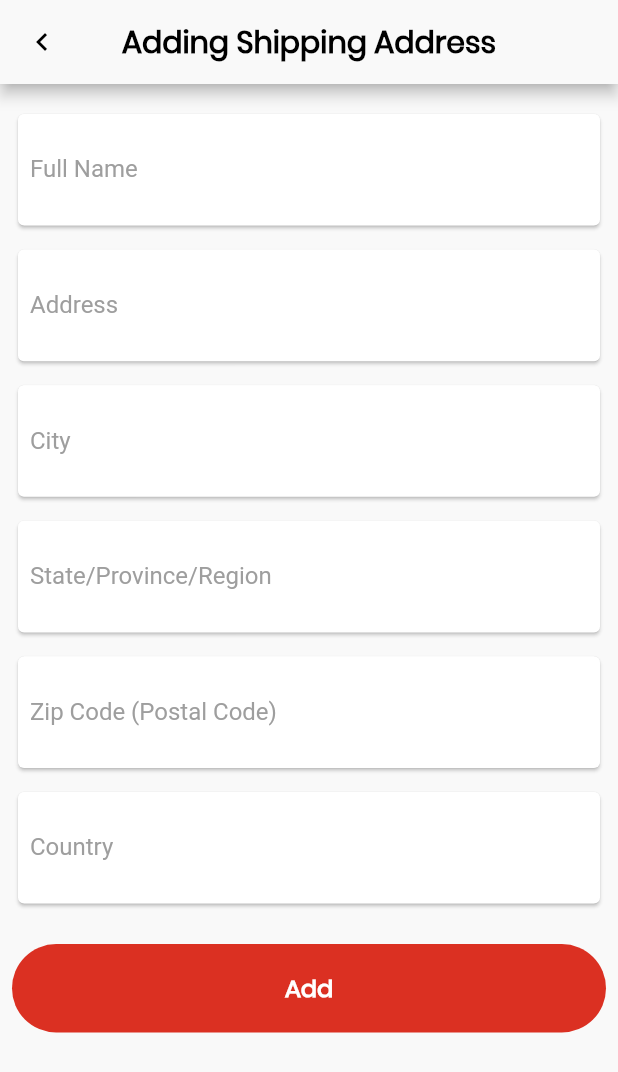
After one commit to devcareer/fiverly-flutter, a Flutter app: the screen it shows after launch, after a tap on the "add" icon, on a phone screen of 412 x 824 dp. The commit adds this screen. Shown: the top 1072 px of the screen. Run offline on Flutter 3.47's test engine with Material 2 defaults, Android fonts, the phone set to English and light mode, and no system bars; our stand-ins replace bloc, page_transition.

Commit message:
add shipping adrress screem

```diff
--- a/lib/features/global/text_style.dart
+++ b/lib/features/global/text_style.dart
@@ -1,3 +1,4 @@
 import 'package:flutter/material.dart';
 
-TextStyle kTitleStyle = TextStyle(color: Colors.black,fontWeight: FontWeight.w600);
+TextStyle kTitleStyle = TextStyle(color: Colors.black,fontWeight: FontWeight.w600, fontFamily: 'Mec');
+TextStyle kTextWithColorWhite = TextStyle(color: Colors.white, fontWeight: FontWeight.w600,fontSize: 16, fontFamily: 'Mec');
--- /dev/null
+++ b/lib/features/global/widget_design.dart
@@ -0,0 +1,83 @@
+ import 'package:fixing/features/global/ui_helper.dart';
+import 'package:flutter/material.dart';
+
+import 'app_color.dart';
+import 'text_style.dart';
+
+// >>>>>>>>>>>>>>>>>>>>>>>> TextField Design >>>>>>>>>>>>>>>>>>>>>>>>>>>>>>>>>>>>
+Container screenTextField({BuildContext context, textLabel}) {
+    return Container(
+      height: screenHeight(context) / 10,
+      margin: EdgeInsets.only(top:8.0),
+      child: Card(
+        child: Center(
+          child: TextFormField(
+            decoration: InputDecoration(
+                labelStyle: TextStyle(color: Colors.grey),
+                contentPadding: EdgeInsets.only(left: 8.0),
+                fillColor: Colors.white,
+                labelText: textLabel,
+                focusedBorder: InputBorder.none,
+                enabledBorder: InputBorder.none),
+          ),
+        ),
+      ),
+    );
+  }
+
+  // >>>>>>>>>>>>>>>>>>>>>>>>>>>>>>>>>Card Design >>>>>>>>>>>>>>>>>>>>>>>>>>>>>>>
+  Container cardDesign(BuildContext context) {
+    return Container(
+        margin: EdgeInsets.symmetric(horizontal: 8.0, vertical: 8.0),
+        height: screenHeight(context) / 5,
+        width: double.infinity,
+        child: Card(
+          elevation: 1,
+          shape:
+              RoundedRectangleBorder(borderRadius: BorderRadius.circular(10)),
+          child: Column(
+            crossAxisAlignment: CrossAxisAlignment.start,
+            children: [
+              Padding(
+                padding: const EdgeInsets.all(15.0),
+                child: Row(
+                  mainAxisAlignment: MainAxisAlignment.spaceBetween,
+                  children: [Text("Jane Doe"), Text("Edit")],
+                ),
+              ),
+              SizedBox(
+                height: 10,
+              ),
+              Padding(
+                padding: const EdgeInsets.only(left: 15.0),
+                child: Text(
+                    "3 Newbridge Court \n Chino Hills, CA 91709, United States"),
+              ),
+              Row(
+                children: [
+                  Checkbox(
+                    value: true,
+                    onChanged: (bool newValue) {},
+                    activeColor: Colors.black,
+                  ),
+                  Text("Use as the shipping address")
+                ],
+              )
+            ],
+          ),
+        ));
+  }
+  // >>>>>>>>>>>>>>>>>>>>>>>>>>>>>>> Button Red Config >>>>>>>>>>>>>>>>>>>>>>>>>>>>>>>
+
+   Container screenbuttonRed(BuildContext context) {
+    return Container(
+                width: double.infinity,
+                margin: EdgeInsets.symmetric(horizontal: 8.0, vertical: 15.0),
+                height: screenHeight(context) / 14,
+                alignment: Alignment.center,
+                decoration: BoxDecoration(
+                    borderRadius: BorderRadius.circular(50),
+                    color: AppColor.primaryColor),
+                child: Text("Add",style: kTextWithColorWhite,),
+              );
+  }
--- /dev/null
+++ b/lib/features/main/main_page.dart
@@ -0,0 +1,11 @@
+import 'package:flutter/material.dart';
+
+
+class MainPage extends StatelessWidget {
+  @override
+  Widget build(BuildContext context) {
+    return Container(
+
+    );
+  }
+}
--- /dev/null
+++ b/lib/features/shipping/screen/add_shipping_address.dart
@@ -0,0 +1,58 @@
+import 'package:fixing/features/global/app_color.dart';
+import 'package:fixing/features/global/screen_app_bar.dart';
+import 'package:fixing/features/global/text_style.dart';
+import 'package:fixing/features/global/ui_helper.dart';
+import 'package:fixing/features/global/widget_design.dart';
+import 'package:flutter/material.dart';
+
+class AddShippingAddress extends StatelessWidget {
+  @override
+  Widget build(BuildContext context) {
+    return Scaffold(
+      backgroundColor: AppColor.backgroundColor,
+      appBar: screenAppBar(
+         screenIcon: Icon(
+            Icons.chevron_left,
+            color: Colors.black,
+          ),
+          screenTitle: Text(
+        "Adding Shipping Address",
+        style: kTitleStyle,
+      )),
+      body: SingleChildScrollView(
+        child: Container(
+            color: AppColor.backgroundColor,
+            child: Column(
+              children: [
+                // >>>>>>>>>>>>>>>>>>>>>>Form Layout>>>>>>>>>>>>>>>>>>>>>>>>>>>>>>
+                Form(
+                  child: Padding(
+                    padding: const EdgeInsets.all(8.0),
+                    child: Column(
+                      children: [
+                        screenTextField(
+                            context: context, textLabel: "Full Name"),
+                        screenTextField(context: context, textLabel: "Address"),
+                        screenTextField(context: context, textLabel: "City"),
+                        screenTextField(
+                            context: context,
+                            textLabel: "State/Province/Region"),
+                        screenTextField(
+                            context: context,
+                            textLabel: "Zip Code (Postal Code)"),
+                        screenTextField(context: context, textLabel: "Country"),
+                      ],
+                    ),
+                  ),
+                ),
+                // >>>>>>>>>>>>>>>>>>>>>>>>>>>>>>>>>> Button config >>>>>>>>>>>>>>>>>>>>>>>>>>>
+
+                screenbuttonRed(context)
+              ],
+            )),
+      ),
+    );
+  }
+
+
+}
--- a/lib/features/shipping/screen/widget/shipping.dart
+++ b/lib/features/shipping/screen/widget/shipping.dart
@@ -2,74 +2,43 @@ import 'package:fixing/features/global/screen_app_bar.dart';
 import 'package:fixing/features/global/app_color.dart';
 import 'package:fixing/features/global/text_style.dart';
 import 'package:fixing/features/global/ui_helper.dart';
+import 'package:fixing/features/global/widget_design.dart';
+import 'package:fixing/features/shipping/screen/add_shipping_address.dart';
 import 'package:flutter/material.dart';
+import 'package:page_transition/page_transition.dart';
 
-class Shipping extends StatefulWidget {
-  @override
-  _ShippingState createState() => _ShippingState();
-}
-
-class _ShippingState extends State<Shipping> {
-  bool checkBox = false;
+class Shipping extends StatelessWidget {
   @override
   Widget build(BuildContext context) {
     return Scaffold(
       backgroundColor: AppColor.backgroundColor,
       appBar: screenAppBar(
-        screenIcon: Icon(Icons.chevron_left,color: Colors.black,),
+          screenIcon: Icon(
+            Icons.chevron_left,
+            color: Colors.black,
+          ),
           screenTitle: Text(
-        "Shpping Addresses",
-        style: kTitleStyle,
-      )),
+            "Shpping Addresses",
+            style: kTitleStyle,
+          )),
       body: SafeArea(
           child: ListView.builder(
-        itemCount: 10,
+        itemCount: 4,
         itemBuilder: (context, index) {
-          return Container(
-              margin: EdgeInsets.symmetric(horizontal: 8.0, vertical: 8.0),
-              height: screenHeight(context) / 5,
-              width: double.infinity,
-              child: Card(
-                elevation: 1,
-                shape: RoundedRectangleBorder(
-                    borderRadius: BorderRadius.circular(10)),
-                child: Column(
-                  crossAxisAlignment: CrossAxisAlignment.start,
-                  children: [
-                    Padding(
-                      padding: const EdgeInsets.all(15.0),
-                      child: Row(
-                        mainAxisAlignment: MainAxisAlignment.spaceBetween,
-                        children: [Text("Jane Doe"), Text("Edit")],
-                      ),
-                    ),
-                    SizedBox(
-                      height: 10,
-                    ),
-                    Padding(
-                      padding: const EdgeInsets.only(left: 15.0),
-                      child: Text(
-                          "3 Newbridge Court \n Chino Hills, CA 91709, United States"),
-                    ),
-                    Row(
-                      children: [
-                        Checkbox(
-                          value: checkBox,
-                          onChanged: (bool newValue) {
-                            setState(() {
-                              checkBox = newValue;
-                            });
-                          },
-                          activeColor: Colors.black,
-                        ),
-                        Text("Use as the shipping address")
-                      ],
-                    )
-                  ],
-                ),
-              ));
+          return cardDesign(context);
         },
       )),
+      floatingActionButton: FloatingActionButton(
+        onPressed: () {
+          Navigator.push(context, PageTransition(type: PageTransitionType.topToBottom, child: AddShippingAddress()));
+        },
+        child: Icon(
+          Icons.add,
+          color: Colors.white,
+        ),
+        backgroundColor: Colors.black,
+      ),
     );
   }
+
 }
```
Also changed, not shown: pubspec.yaml (+7 -16 lines), assets/font/Metropolis1920-Regular.ttf (added), assets/font/poppins_regular.ttf (added), pubspec.lock.
